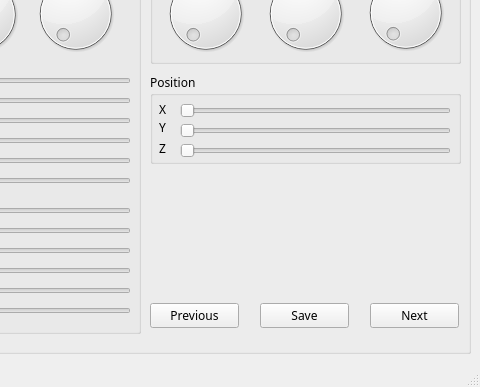
First picture: the form in mainwindow.ui, repository krg-nandu/pose-annotator, before the edit; both pictures show x 610 to 1090 and y 613 to 1000 of the 1090 by 1000 pixel window.
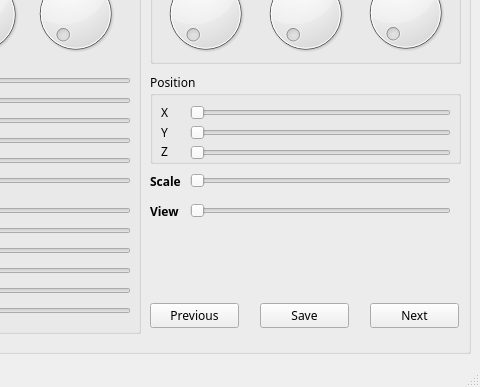
Second picture: the form after the edit.

Commit message: add view,scale

Patch:
```diff
--- a/mainwindow.ui
+++ b/mainwindow.ui
@@ -95,10 +95,10 @@
      <widget class="QSlider" name="xpos">
       <property name="geometry">
        <rect>
-        <x>30</x>
+        <x>40</x>
         <y>30</y>
-        <width>271</width>
-        <height>16</height>
+        <width>261</width>
+        <height>20</height>
        </rect>
       </property>
       <property name="orientation">
@@ -108,10 +108,10 @@
      <widget class="QSlider" name="ypos">
       <property name="geometry">
        <rect>
-        <x>30</x>
+        <x>40</x>
         <y>50</y>
-        <width>271</width>
-        <height>16</height>
+        <width>261</width>
+        <height>20</height>
        </rect>
       </property>
       <property name="orientation">
@@ -121,10 +121,10 @@
      <widget class="QSlider" name="zpos">
       <property name="geometry">
        <rect>
-        <x>30</x>
+        <x>40</x>
         <y>70</y>
-        <width>271</width>
-        <height>16</height>
+        <width>261</width>
+        <height>20</height>
        </rect>
       </property>
       <property name="orientation">
@@ -134,8 +134,8 @@
      <widget class="QLabel" name="x_label">
       <property name="geometry">
        <rect>
-        <x>9</x>
-        <y>28</y>
+        <x>11</x>
+        <y>31</y>
         <width>16</width>
         <height>17</height>
        </rect>
@@ -147,8 +147,8 @@
      <widget class="QLabel" name="y_label">
       <property name="geometry">
        <rect>
-        <x>9</x>
-        <y>46</y>
+        <x>11</x>
+        <y>51</y>
         <width>16</width>
         <height>17</height>
        </rect>
@@ -160,8 +160,8 @@
      <widget class="QLabel" name="z_label">
       <property name="geometry">
        <rect>
-        <x>9</x>
-        <y>67</y>
+        <x>11</x>
+        <y>70</y>
         <width>16</width>
         <height>17</height>
        </rect>
@@ -786,6 +786,70 @@
       <string>Next</string>
      </property>
     </widget>
+    <widget class="QLabel" name="scale_label">
+     <property name="geometry">
+      <rect>
+       <x>330</x>
+       <y>280</y>
+       <width>67</width>
+       <height>17</height>
+      </rect>
+     </property>
+     <property name="font">
+      <font>
+       <weight>75</weight>
+       <bold>true</bold>
+      </font>
+     </property>
+     <property name="text">
+      <string>Scale</string>
+     </property>
+    </widget>
+    <widget class="QSlider" name="scale">
+     <property name="geometry">
+      <rect>
+       <x>370</x>
+       <y>280</y>
+       <width>261</width>
+       <height>16</height>
+      </rect>
+     </property>
+     <property name="orientation">
+      <enum>Qt::Horizontal</enum>
+     </property>
+    </widget>
+    <widget class="QSlider" name="vangle">
+     <property name="geometry">
+      <rect>
+       <x>370</x>
+       <y>310</y>
+       <width>261</width>
+       <height>16</height>
+      </rect>
+     </property>
+     <property name="orientation">
+      <enum>Qt::Horizontal</enum>
+     </property>
+    </widget>
+    <widget class="QLabel" name="vangle_label">
+     <property name="geometry">
+      <rect>
+       <x>330</x>
+       <y>310</y>
+       <width>67</width>
+       <height>17</height>
+      </rect>
+     </property>
+     <property name="font">
+      <font>
+       <weight>75</weight>
+       <bold>true</bold>
+      </font>
+     </property>
+     <property name="text">
+      <string>View</string>
+     </property>
+    </widget>
    </widget>
    <widget class="QListWidget" name="ui_file_list">
     <property name="geometry">
```
The commit also changes 8 other files.
